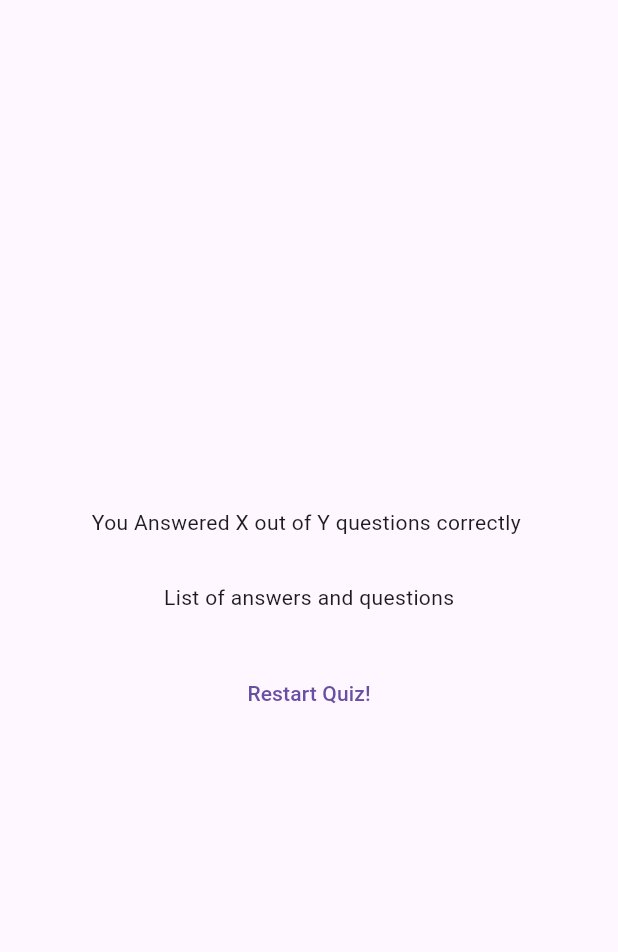
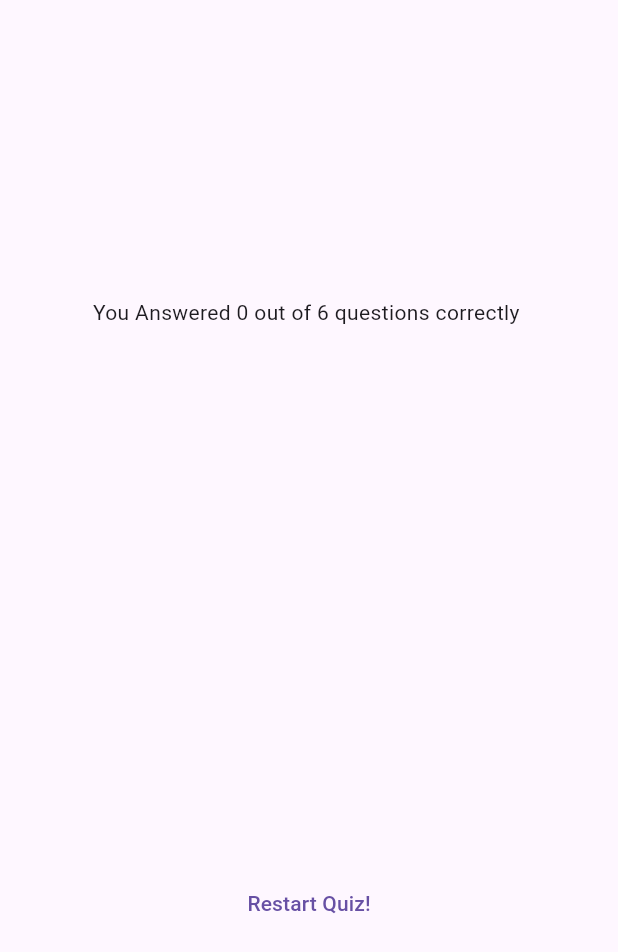
Before and after one commit to ishanahmad90/quiz_app2, a Flutter app: the ResultsScreen widget shown alone on an empty page, opened directly with empty values, on a phone screen of 412 x 824 dp. Shown: the top 952 px of the screen. Run offline on Flutter 3.47's test engine with Material 3 defaults, Android fonts, the phone set to English and light mode, and no system bars.

Commit message:
update code

```diff
--- a/lib/questions_summary.dart
+++ b/lib/questions_summary.dart
@@ -7,14 +7,33 @@ class QuestionsSummary extends StatelessWidget {
 
   @override
   Widget build(BuildContext context) {
-    return Column(
-      children: summaryData.map((data) {
-        return Row(
-          children: [
-            Text(((data['question'] as int) + 1).toString()),
-          ],
-        );
-      }).toList(),
+    return SizedBox(
+      height: 300,
+      child: SingleChildScrollView(
+        child: Column(
+          children: summaryData.map(
+            (data) {
+              return Row(
+                children: [
+                  Text(((data['question_index'] as int) + 1).toString()),
+                  Expanded(
+                    child: Column(
+                      children: [
+                        Text(data['question'] as String),
+                        const SizedBox(
+                          height: 5,
+                        ),
+                        Text(data['user_answer'] as String),
+                        Text(data['correct_answer'] as String),
+                      ],
+                    ),
+                  ),
+                ],
+              );
+            },
+          ).toList(),
+        ),
+      ),
     );
   }
 }
--- a/lib/quiz.dart
+++ b/lib/quiz.dart
@@ -20,7 +20,6 @@ class _QuizState extends State<Quiz> {
 
   void switchScreen() {
     setState(() {
-      selectedAnswers = [];
       activeScreen = 'questions-screen';
     });
   }
@@ -47,7 +46,7 @@ class _QuizState extends State<Quiz> {
 
     if (activeScreen == 'result-screen') {
       screenWidget = ResultsScreen(
-        chosenAnswers: [selectedAnswers],
+        chosenAnswers: selectedAnswers, // ✅ Correct
       );
     }
     return MaterialApp(
--- a/lib/results_screen.dart
+++ b/lib/results_screen.dart
@@ -1,25 +1,34 @@
 import 'package:flutter/material.dart';
 import 'package:quiz_app2/data/questions.dart';
+import 'package:quiz_app2/questions_summary.dart';
 
 class ResultsScreen extends StatelessWidget {
   const ResultsScreen({super.key, required this.chosenAnswers});
-  final List<List> chosenAnswers;
+  final List<String> chosenAnswers;
 
   List<Map<String, Object>> getSummaryData() {
     final List<Map<String, Object>> summary = [];
+
     for (var i = 0; i < chosenAnswers.length; i++) {
-      summary.add({
-        'question_index': i,
-        'question': questions[i].text,
-        'correct_answer': questions[i].answers[0],
-        'user_answer': chosenAnswers[i],
-      });
+      summary.add(
+        {
+          'question_index': i,
+          'question': questions[i].text,
+          'correct_answer': questions[i].answers[0],
+          'user_answer': chosenAnswers[i],
+        },
+      );
     }
     return summary;
   }
 
   @override
   Widget build(BuildContext context) {
+    final summaryData = getSummaryData();
+    final numTotalQuestions = questions.length;
+    final numCorrectQuestions = summaryData.where((data) {
+      return data['user_answer'] == data['correct_answer'];
+    }).length;
     return SizedBox(
       width: double.infinity,
       child: Container(
@@ -27,11 +36,12 @@ class ResultsScreen extends StatelessWidget {
         child: Column(
           mainAxisAlignment: MainAxisAlignment.center,
           children: [
-            const Text('You Answered X out of Y questions correctly '),
+            Text(
+                'You Answered $numCorrectQuestions out of $numTotalQuestions questions correctly '),
             const SizedBox(
               height: 30,
             ),
-            const Text('List of answers and questions'),
+            QuestionsSummary(summaryData),
             const SizedBox(
               height: 30,
             ),
```
